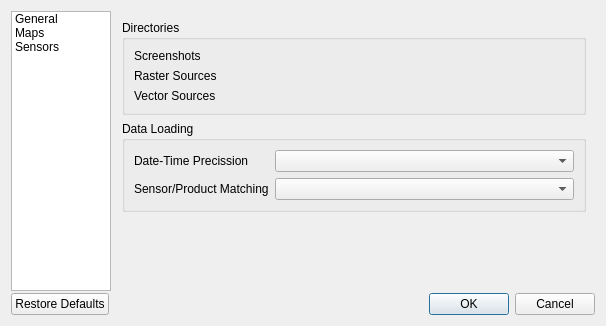
The window that eotimeseriesviewer/ui/settingsdialog.ui (jakimowb/eo-time-series-viewer) describes before a commit, drawn with Qt 5.
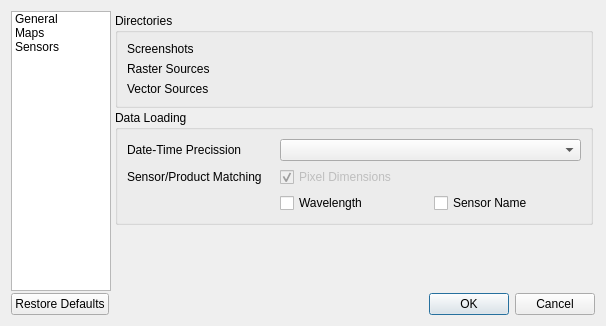
The same window after the commit. The open tabs and pages were chosen to show the change. Icons and pictures are not drawn. Custom widgets are drawn as their Qt base class.

Commit message: settings.py: removed DEFAULT_VALUES module variable implemented SensorInstrument QSettings specifications fixed/finished various issues in SensorSettingsTableModel

What changed in the file:
```diff
--- a/eotimeseriesviewer/ui/settingsdialog.ui
+++ b/eotimeseriesviewer/ui/settingsdialog.ui
@@ -60,6 +60,21 @@
        </property>
        <widget class="QWidget" name="pageGeneral">
         <layout class="QVBoxLayout" name="verticalLayout_3">
+         <property name="spacing">
+          <number>2</number>
+         </property>
+         <property name="leftMargin">
+          <number>2</number>
+         </property>
+         <property name="topMargin">
+          <number>2</number>
+         </property>
+         <property name="rightMargin">
+          <number>2</number>
+         </property>
+         <property name="bottomMargin">
+          <number>2</number>
+         </property>
          <item>
           <widget class="QGroupBox" name="groupBox_3">
            <property name="title">
@@ -108,7 +123,14 @@
            <property name="title">
             <string>Data Loading</string>
            </property>
-           <layout class="QFormLayout" name="formLayout">
+           <layout class="QGridLayout" name="gridLayout">
+            <item row="2" column="1">
+             <widget class="QCheckBox" name="cbSensorMatchingWavelength">
+              <property name="text">
+               <string>Wavelength</string>
+              </property>
+             </widget>
+            </item>
             <item row="0" column="0">
              <widget class="QLabel" name="label">
               <property name="text">
@@ -116,13 +138,19 @@
               </property>
              </widget>
             </item>
-            <item row="0" column="1">
-             <widget class="QComboBox" name="cbDateTimePrecission">
-              <property name="toolTip">
-               <string>Defines the accuracy with which source images of same sensor but different time stamps are combined into the same image group.</string>
+            <item row="1" column="1">
+             <widget class="QCheckBox" name="cbSensorMatchingPxDims">
+              <property name="enabled">
+               <bool>false</bool>
               </property>
-              <property name="whatsThis">
-               <string>Selects the precission used to extract time stamps from raster meta data.</string>
+              <property name="text">
+               <string>Pixel Dimensions</string>
+              </property>
+              <property name="checkable">
+               <bool>true</bool>
+              </property>
+              <property name="checked">
+               <bool>true</bool>
               </property>
              </widget>
             </item>
@@ -133,8 +161,15 @@
               </property>
              </widget>
             </item>
-            <item row="1" column="1">
-             <widget class="QComboBox" name="cbSensorMatching">
+            <item row="2" column="2">
+             <widget class="QCheckBox" name="cbSensorMatchingSensorName">
+              <property name="text">
+               <string>Sensor Name</string>
+              </property>
+             </widget>
+            </item>
+            <item row="0" column="1" colspan="2">
+             <widget class="QComboBox" name="cbDateTimePrecission">
               <property name="toolTip">
                <string>Specifies when source images should be considered to be from the same sensor/image product.</string>
               </property>
```
Left out of the diff: 66 changed lines with no effect on the pictures. Lines whose indentation alone changed are shown as unchanged. The commit also changes 12 other files.
